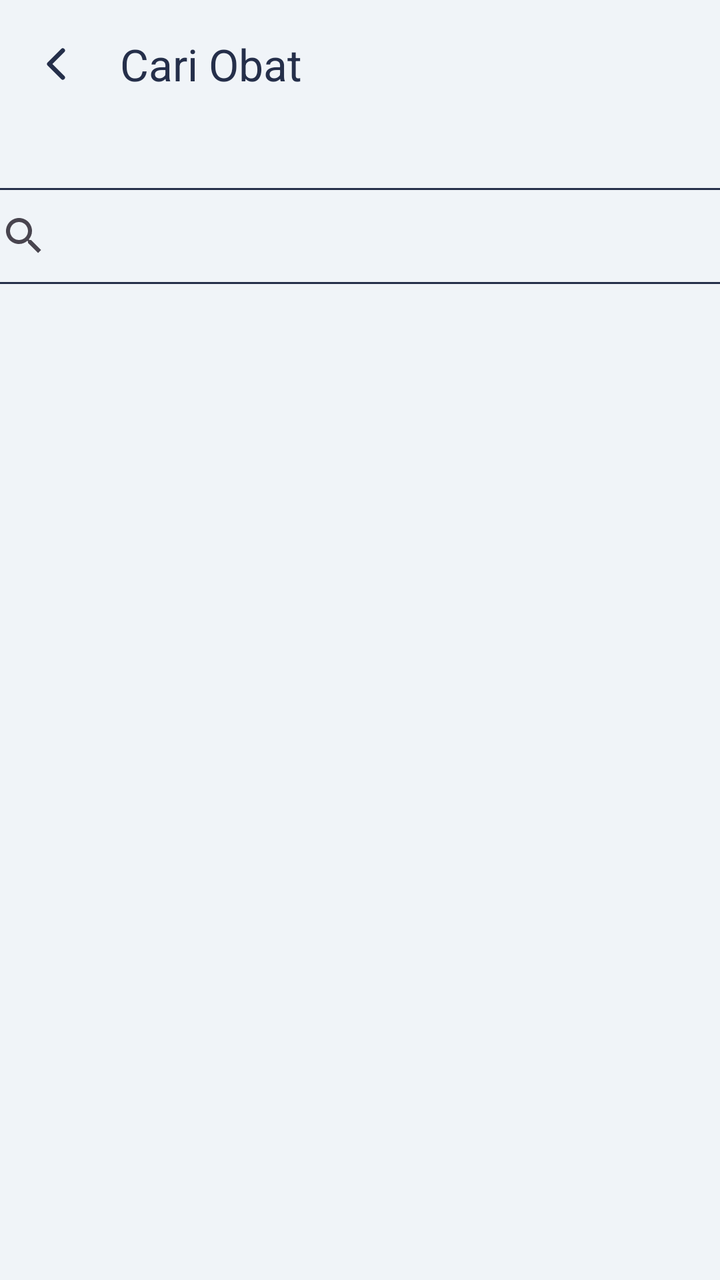
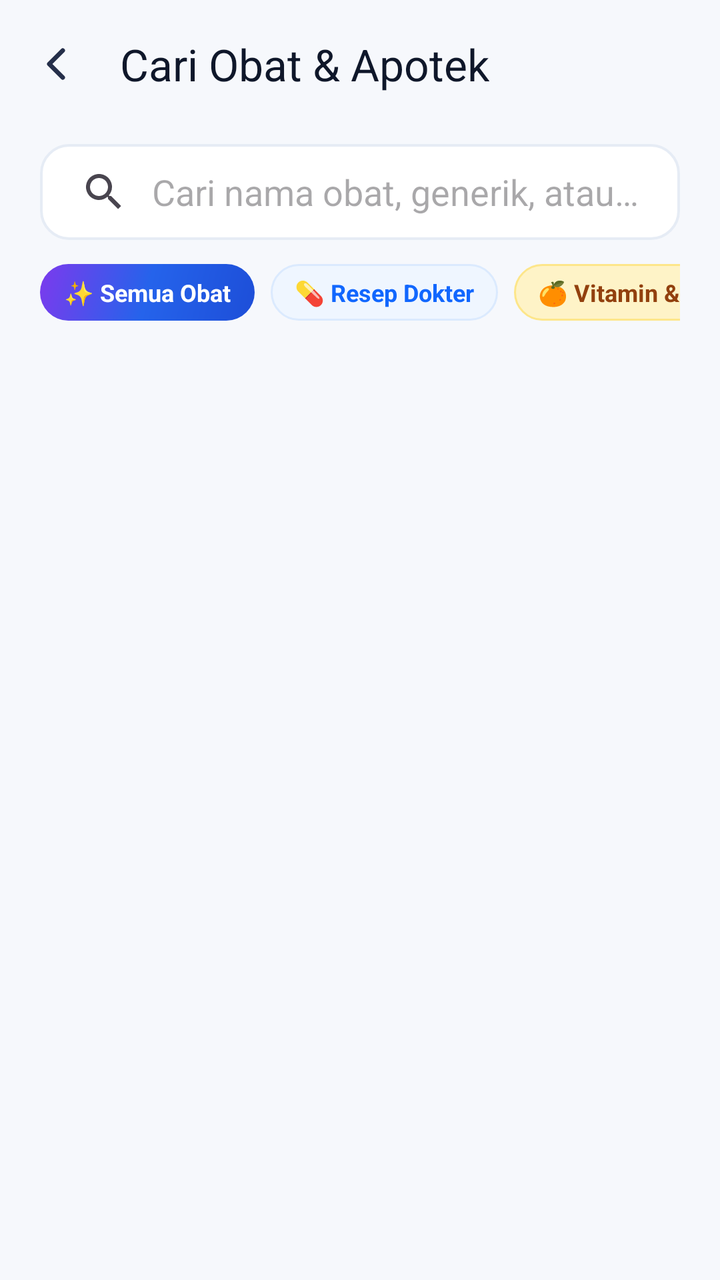

An Android layout rendered at two revisions. The XML below is the earlier revision; the diff shows what the commit changed to produce the second picture.
<!-- AndroidManifest.xml: application theme Theme.PatientMobileApp -->
<!-- res/layout/activity_cari_obat.xml -->
<?xml version="1.0" encoding="utf-8"?>
<androidx.constraintlayout.widget.ConstraintLayout xmlns:android="http://schemas.android.com/apk/res/android"
    xmlns:app="http://schemas.android.com/apk/res-auto"
    xmlns:tools="http://schemas.android.com/tools" android:id="@+id/main" android:layout_width="match_parent" android:layout_height="match_parent" android:background="@color/abu" tools:context=".CariObat">

    <androidx.appcompat.widget.Toolbar android:id="@+id/toolbar" android:layout_width="match_parent" android:layout_height="wrap_content" android:background="@color/abu" android:minHeight="?attr/actionBarSize" app:layout_constraintEnd_toEndOf="parent" app:layout_constraintStart_toStartOf="parent" app:layout_constraintTop_toTopOf="parent" app:navigationIcon="@drawable/ion_chevron_back" app:title="Cari Obat" app:titleTextColor="@color/biruTua" />

    <LinearLayout android:layout_width="415dp" android:layout_height="656dp" android:layout_marginTop="10dp" android:orientation="vertical" app:layout_constraintEnd_toEndOf="parent" app:layout_constraintStart_toStartOf="parent" app:layout_constraintTop_toBottomOf="@+id/toolbar">

        <SearchView android:id="@+id/obatSearch" android:layout_width="match_parent" android:layout_height="wrap_content" android:layout_marginLeft="15dp" android:layout_marginTop="20dp" android:layout_marginRight="15dp" android:background="@drawable/search_bar" />

        <androidx.recyclerview.widget.RecyclerView android:id="@+id/recyclerView" android:layout_width="match_parent" android:layout_height="match_parent" />

    </LinearLayout>

</androidx.constraintlayout.widget.ConstraintLayout>
<!-- resources referenced by this layout -->
<resources>
  <color name="abu">#F0F4F8</color>
  <color name="biruTua">#252F4A</color>
  <!-- drawable ion_chevron_back (drawable) -->
  <vector xmlns:android="http://schemas.android.com/apk/res/android"
      android:width="24dp"
      android:height="24dp"
      android:viewportWidth="24"
      android:viewportHeight="24">
    <path
        android:pathData="M15.375,5.25L8.625,12L15.375,18.75"
        android:strokeLineJoin="round"
        android:strokeWidth="2.25"
        android:fillColor="#00000000"
        android:strokeColor="#252F4A"
        android:strokeLineCap="round"/>
  </vector>
  <!-- drawable search_bar (drawable) -->
  <?xml version="1.0" encoding="utf-8"?>
  <shape xmlns:android="http://schemas.android.com/apk/res/android">
      <stroke android:color="@color/biruTua" android:width="1dp"/>
      <corners android:radius="10dp"/>
  </shape>
  <style name="Theme.PatientMobileApp" parent="Base.Theme.PatientMobileApp" />
  <style name="Base.Theme.PatientMobileApp" parent="Theme.Material3.DayNight.NoActionBar">
          
          <item name="colorPrimary">@color/biruTua</item>
          <item name="actionBarTheme">@style/ThemeOverlay.Material3.ActionBar</item>
          <item name="android:windowBackground">@color/abu</item>
          <item name="android:forceDarkAllowed" tools:targetApi="q">false</item>
      </style>
</resources>

<!-- the commit's change to res/layout/activity_cari_obat.xml (unified diff, before → after) -->
@@ -1,16 +1,126 @@
 <?xml version="1.0" encoding="utf-8"?>
 <androidx.constraintlayout.widget.ConstraintLayout xmlns:android="http://schemas.android.com/apk/res/android"
     xmlns:app="http://schemas.android.com/apk/res-auto"
-    xmlns:tools="http://schemas.android.com/tools" android:id="@+id/main" android:layout_width="match_parent" android:layout_height="match_parent" android:background="@color/abu" tools:context=".CariObat">
+    xmlns:tools="http://schemas.android.com/tools"
+    android:id="@+id/main"
+    android:layout_width="match_parent"
+    android:layout_height="match_parent"
+    android:background="@color/bg_main"
+    tools:context=".CariObat">
 
-    <androidx.appcompat.widget.Toolbar android:id="@+id/toolbar" android:layout_width="match_parent" android:layout_height="wrap_content" android:background="@color/abu" android:minHeight="?attr/actionBarSize" app:layout_constraintEnd_toEndOf="parent" app:layout_constraintStart_toStartOf="parent" app:layout_constraintTop_toTopOf="parent" app:navigationIcon="@drawable/ion_chevron_back" app:title="Cari Obat" app:titleTextColor="@color/biruTua" />
+    <androidx.appcompat.widget.Toolbar
+        android:id="@+id/toolbar"
+        android:layout_width="match_parent"
+        android:layout_height="wrap_content"
+        android:background="@color/bg_main"
+        android:minHeight="?attr/actionBarSize"
+        app:layout_constraintEnd_toEndOf="parent"
+        app:layout_constraintStart_toStartOf="parent"
+        app:layout_constraintTop_toTopOf="parent"
+        app:navigationIcon="@drawable/ion_chevron_back"
+        app:title="Cari Obat &amp; Apotek"
+        app:titleTextColor="@color/textPrimary" />
 
-    <LinearLayout android:layout_width="415dp" android:layout_height="656dp" android:layout_marginTop="10dp" android:orientation="vertical" app:layout_constraintEnd_toEndOf="parent" app:layout_constraintStart_toStartOf="parent" app:layout_constraintTop_toBottomOf="@+id/toolbar">
+    <LinearLayout
+        android:id="@+id/obatHeaderContainer"
+        android:layout_width="match_parent"
+        android:layout_height="wrap_content"
+        android:orientation="vertical"
+        android:paddingHorizontal="20dp"
+        android:paddingTop="8dp"
+        android:paddingBottom="10dp"
+        app:layout_constraintEnd_toEndOf="parent"
+        app:layout_constraintStart_toStartOf="parent"
+        app:layout_constraintTop_toBottomOf="@+id/toolbar">
 
-        <SearchView android:id="@+id/obatSearch" android:layout_width="match_parent" android:layout_height="wrap_content" android:layout_marginLeft="15dp" android:layout_marginTop="20dp" android:layout_marginRight="15dp" android:background="@drawable/search_bar" />
+        
+        <FrameLayout
+            android:layout_width="match_parent"
+            android:layout_height="48dp"
+            android:background="@drawable/shape_header_action_btn">
 
-        <androidx.recyclerview.widget.RecyclerView android:id="@+id/recyclerView" android:layout_width="match_parent" android:layout_height="match_parent" />
+            <SearchView
+                android:id="@+id/obatSearch"
+                android:layout_width="match_parent"
+                android:layout_height="match_parent"
+                android:iconifiedByDefault="false"
+                android:queryBackground="@android:color/transparent"
+                android:queryHint="Cari nama obat, generik, atau vitamin..." />
+        </FrameLayout>
 
+        
+        <HorizontalScrollView
+            android:layout_width="match_parent"
+            android:layout_height="wrap_content"
+            android:layout_marginTop="12dp"
+            android:overScrollMode="never"
+            android:scrollbars="none">
+
+            <LinearLayout
+                android:layout_width="wrap_content"
+                android:layout_height="wrap_content"
+                android:orientation="horizontal">
+
+                <TextView
+                    android:layout_width="wrap_content"
+                    android:layout_height="wrap_content"
+                    android:layout_marginEnd="8dp"
+                    android:background="@drawable/shape_hero_card"
+                    android:paddingHorizontal="12dp"
+                    android:paddingVertical="6dp"
+                    android:text="✨ Semua Obat"
+                    android:textColor="@color/white"
+                    android:textSize="12sp"
+                    android:textStyle="bold" />
+
+                <TextView
+                    android:layout_width="wrap_content"
+                    android:layout_height="wrap_content"
+                    android:layout_marginEnd="8dp"
+                    android:background="@drawable/shape_card_feature_blue"
+                    android:paddingHorizontal="12dp"
+                    android:paddingVertical="6dp"
+                    android:text="💊 Resep Dokter"
+                    android:textColor="@color/biruNeon"
+                    android:textSize="12sp"
+                    android:textStyle="bold" />
+
+                <TextView
+                    android:layout_width="wrap_content"
+                    android:layout_height="wrap_content"
+                    android:layout_marginEnd="8dp"
+                    android:background="@drawable/shape_status_card_orange"
+                    android:paddingHorizontal="12dp"
+                    android:paddingVertical="6dp"
+                    android:text="🍊 Vitamin &amp; Suplemen"
+                    android:textColor="#92400E"
+                    android:textSize="12sp"
+                    android:textStyle="bold" />
+
+                <TextView
+                    android:layout_width="wrap_content"
+                    android:layout_height="wrap_content"
+                    android:background="@drawable/shape_tag_tips"
+                    android:paddingHorizontal="12dp"
+                    android:paddingVertical="6dp"
+                    android:text="🌿 Herbal &amp; Tradisional"
+                    android:textColor="@color/tag_tips_text"
+                    android:textSize="12sp"
+                    android:textStyle="bold" />
+            </LinearLayout>
+        </HorizontalScrollView>
     </LinearLayout>
 
+    <androidx.recyclerview.widget.RecyclerView
+        android:id="@+id/recyclerView"
+        android:layout_width="match_parent"
+        android:layout_height="0dp"
+        android:layout_marginHorizontal="20dp"
+        android:layout_marginTop="4dp"
+        android:overScrollMode="ifContentScrolls"
+        app:layout_constraintBottom_toBottomOf="parent"
+        app:layout_constraintEnd_toEndOf="parent"
+        app:layout_constraintStart_toStartOf="parent"
+        app:layout_constraintTop_toBottomOf="@id/obatHeaderContainer" />
+
 </androidx.constraintlayout.widget.ConstraintLayout>
<!-- resource entries referenced after the edit -->
@@ -1,7 +1,10 @@
 <!-- resources referenced by this layout -->
 <resources>
-  <color name="abu">#F0F4F8</color>
-  <color name="biruTua">#252F4A</color>
+  <color name="bg_main">#F6F8FC</color>
+  <color name="biruNeon">#1167FE</color>
+  <color name="tag_tips_text">#065F46</color>
+  <color name="textPrimary">#0F172A</color>
+  <color name="white">#FFFFFFFF</color>
   <!-- drawable ion_chevron_back (drawable) -->
   <vector xmlns:android="http://schemas.android.com/apk/res/android"
       android:width="24dp"
@@ -16,18 +19,74 @@
         android:strokeColor="#252F4A"
         android:strokeLineCap="round"/>
   </vector>
-  <!-- drawable search_bar (drawable) -->
+  <!-- drawable shape_card_feature_blue (drawable) -->
+  <?xml version="1.0" encoding="utf-8"?>
+  <ripple xmlns:android="http://schemas.android.com/apk/res/android"
+      android:color="#252563EB">
+      <item>
+          <shape android:shape="rectangle">
+              <solid android:color="@color/feature_blue_bg" />
+              <corners android:radius="18dp" />
+              <stroke
+                  android:width="1dp"
+                  android:color="@color/feature_blue_border" />
+          </shape>
+      </item>
+  </ripple>
+  <!-- drawable shape_header_action_btn (drawable) -->
+  <?xml version="1.0" encoding="utf-8"?>
+  <ripple xmlns:android="http://schemas.android.com/apk/res/android"
+      android:color="#201167FE">
+      <item>
+          <shape android:shape="rectangle">
+              <solid android:color="@color/white" />
+              <corners android:radius="14dp" />
+              <stroke
+                  android:width="1.2dp"
+                  android:color="@color/card_stroke" />
+          </shape>
+      </item>
+  </ripple>
+  <!-- drawable shape_hero_card (drawable) -->
   <?xml version="1.0" encoding="utf-8"?>
   <shape xmlns:android="http://schemas.android.com/apk/res/android">
-      <stroke android:color="@color/biruTua" android:width="1dp"/>
-      <corners android:radius="10dp"/>
+      <gradient
+          android:angle="135"
+          android:startColor="@color/hero_gradient_start"
+          android:centerColor="@color/hero_gradient_mid"
+          android:endColor="@color/hero_gradient_end"
+          android:type="linear" />
+      <corners android:radius="24dp" />
+  </shape>
+  <!-- drawable shape_status_card_orange (drawable) -->
+  <?xml version="1.0" encoding="utf-8"?>
+  <shape xmlns:android="http://schemas.android.com/apk/res/android">
+      <solid android:color="@color/status_orange_bg" />
+      <corners android:radius="14dp" />
+      <stroke
+          android:width="1dp"
+          android:color="#FDE68A" />
+  </shape>
+  <!-- drawable shape_tag_tips (drawable) -->
+  <?xml version="1.0" encoding="utf-8"?>
+  <shape xmlns:android="http://schemas.android.com/apk/res/android">
+      <solid android:color="@color/tag_tips_bg" />
+      <corners android:radius="12dp" />
   </shape>
   <style name="Theme.PatientMobileApp" parent="Base.Theme.PatientMobileApp" />
+  <color name="feature_blue_bg">#EFF6FF</color>
+  <color name="feature_blue_border">#DBEAFE</color>
+  <color name="card_stroke">#E6ECF5</color>
+  <color name="hero_gradient_start">#1D4ED8</color>
+  <color name="hero_gradient_mid">#2563EB</color>
+  <color name="hero_gradient_end">#7C3AED</color>
+  <color name="status_orange_bg">#FEF3C7</color>
+  <color name="tag_tips_bg">#D1FAE5</color>
   <style name="Base.Theme.PatientMobileApp" parent="Theme.Material3.DayNight.NoActionBar">
           
-          <item name="colorPrimary">@color/biruTua</item>
+          <item name="colorPrimary">@color/biruNeon</item>
           <item name="actionBarTheme">@style/ThemeOverlay.Material3.ActionBar</item>
-          <item name="android:windowBackground">@color/abu</item>
+          <item name="android:windowBackground">@color/bg_main</item>
           <item name="android:forceDarkAllowed" tools:targetApi="q">false</item>
       </style>
 </resources>
